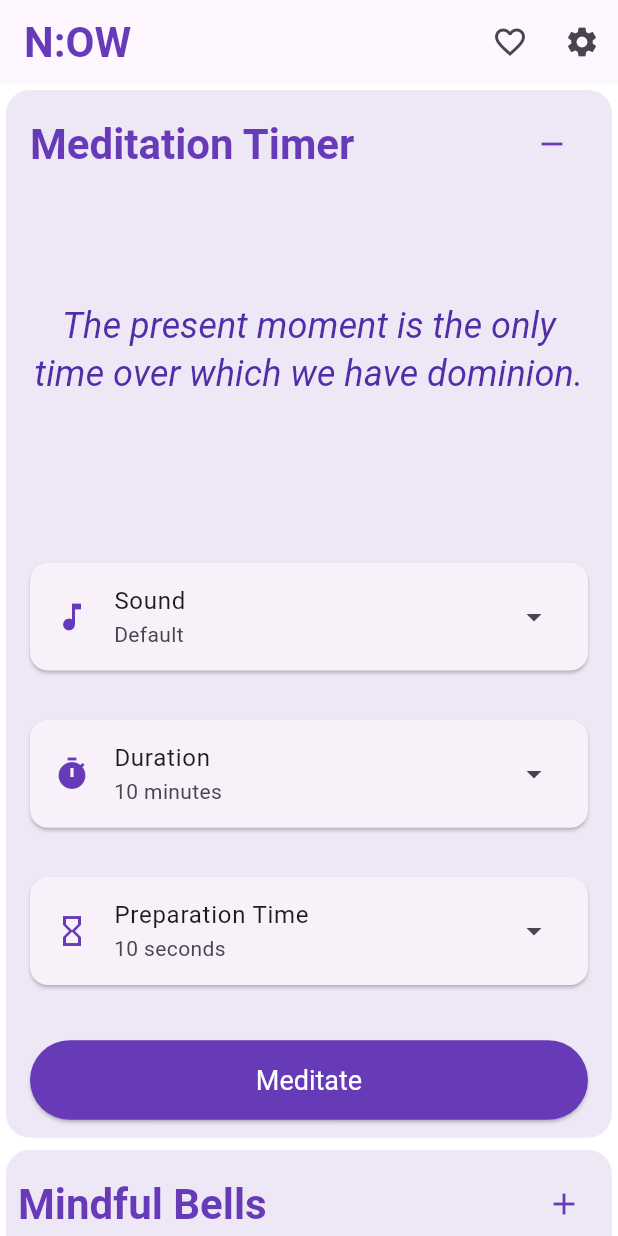
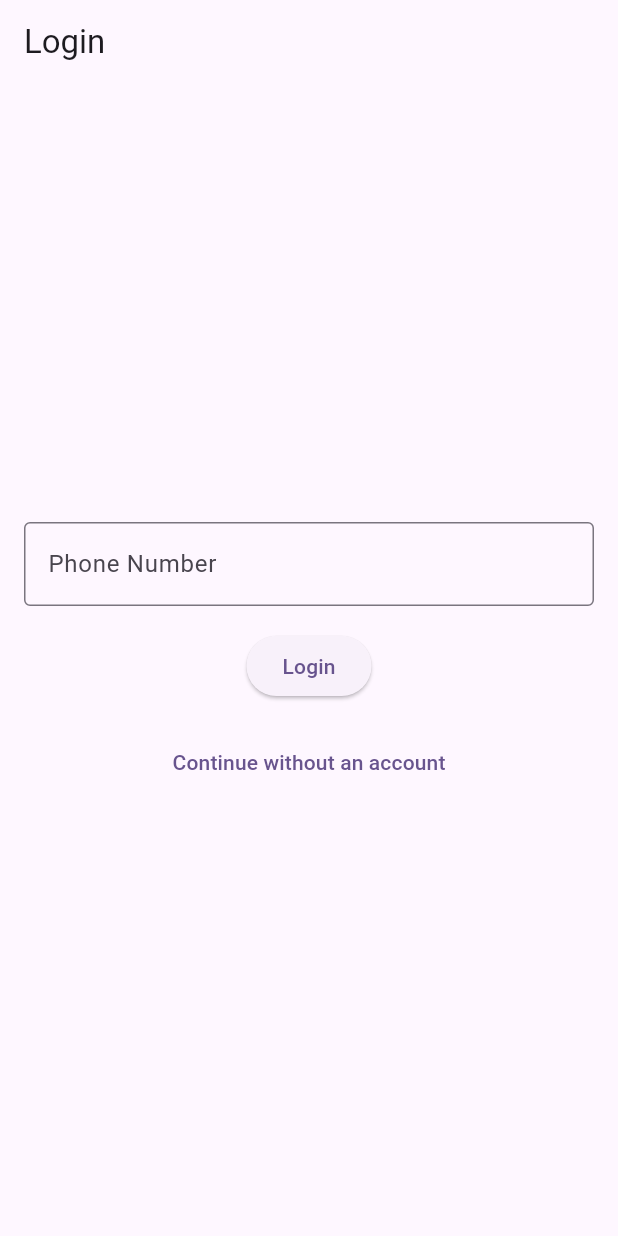
Before and after one commit to aycarl/NOW, a Flutter app: the screen it shows after launch, on a phone screen of 412 x 824 dp. Run offline on Flutter 3.47's test engine with Material 3 defaults, Android fonts, the phone set to English and light mode, and no system bars; our stand-ins replace firebase_auth, shared_preferences; accounts and stored records are empty.

Commit message:
Add phone auth flow and Firebase integration
Implemented phone number authentication using Firebase Auth, including AuthScreen and OTPScreen for user login. Added splash screen and updated main entry to show SplashScreen. Integrated Firebase packages and configuration for iOS, and updated meditation timer sound options.

```diff
--- /dev/null
+++ b/lib/auth_screen.dart
@@ -0,0 +1,54 @@
+import 'package:flutter/material.dart';
+import 'package:now/auth_service.dart';
+import 'package:now/features/home/carousel_home_page.dart';
+
+class AuthScreen extends StatefulWidget {
+  const AuthScreen({super.key});
+
+  @override
+  State<AuthScreen> createState() => _AuthScreenState();
+}
+
+class _AuthScreenState extends State<AuthScreen> {
+  final _phoneController = TextEditingController();
+  final _authService = AuthService();
+
+  @override
+  Widget build(BuildContext context) {
+    return Scaffold(
+      appBar: AppBar(title: const Text('Login')),
+      body: Padding(
+        padding: const EdgeInsets.all(16.0),
+        child: Column(
+          mainAxisAlignment: MainAxisAlignment.center,
+          children: [
+            TextField(
+              controller: _phoneController,
+              decoration: const InputDecoration(
+                labelText: 'Phone Number',
+                border: OutlineInputBorder(),
+              ),
+              keyboardType: TextInputType.phone,
+            ),
+            const SizedBox(height: 16),
+            ElevatedButton(
+              onPressed: () {
+                _authService.verifyPhoneNumber(context, _phoneController.text);
+              },
+              child: const Text('Login'),
+            ),
+            const SizedBox(height: 16),
+            TextButton(
+              onPressed: () {
+                Navigator.of(context).pushReplacement(
+                  MaterialPageRoute(builder: (_) => const CarouselHomePage()),
+                );
+              },
+              child: const Text('Continue without an account'),
+            ),
+          ],
+        ),
+      ),
+    );
+  }
+}
--- a/lib/features/meditation_timer/meditation_timer_page.dart
+++ b/lib/features/meditation_timer/meditation_timer_page.dart
@@ -38,11 +38,8 @@ class _MeditationTimerPageState extends State<MeditationTimerPage> {
   ];
 
   final List<Map<String, String>> _soundOptions = [
-    {'label': 'Default', 'value': 'default'},
     {'label': 'Singing Bowl', 'value': 'singing_bowl'},
-    {'label': 'Bell', 'value': 'bell'},
     {'label': 'Chime', 'value': 'chime'},
-    {'label': 'Nature Sounds', 'value': 'nature'},
   ];
 
   /// Returns a random inspirational quote.
--- a/lib/main.dart
+++ b/lib/main.dart
@@ -2,7 +2,8 @@ import 'package:flutter/foundation.dart';
 import 'package:flutter/material.dart';
 import 'package:provider/provider.dart';
 
-import 'package:now/features/home/carousel_home_page.dart';
+import 'package:now/splash_screen.dart';
+
 import 'package:now/features/settings/providers/settings_provider.dart';
 import 'package:now/providers/theme_provider.dart';
 
@@ -46,7 +47,7 @@ class NOWApp extends StatelessWidget {
         ),
         useMaterial3: true,
       ),
-      home: const CarouselHomePage(),
+      home: const SplashScreen(),
       debugShowCheckedModeBanner: !kReleaseMode,
     );
   }
--- a/pubspec.yaml
+++ b/pubspec.yaml
@@ -14,6 +14,8 @@ dependencies:
   provider: ^6.1.5+1
   shared_preferences: ^2.5.3
   url_launcher: ^6.3.0
+  firebase_core: ^2.32.0
+  firebase_auth: ^4.20.0
 
 dev_dependencies:
   flutter_test:
```
Also changed, not shown: lib/auth_service.dart (added, +42 -0 lines), lib/otp_screen.dart (added, +45 -0 lines), lib/splash_screen.dart (added, +33 -0 lines), 3 other files.
